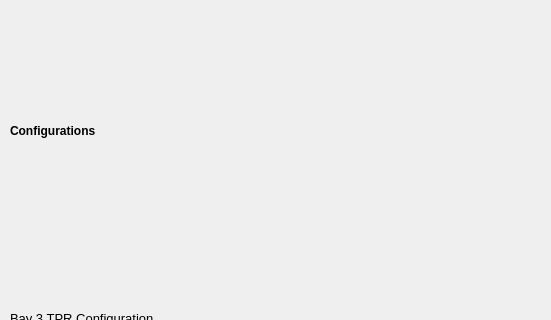
This is opcpa-tpr-config/opcpa-tpr-config.ui in pcdshub/opcpa-tpr-config as Qt 5 draws it before an edit; both pictures show x 0 to 551 and y 150 to 470 of the 905 by 841 pixel window. The edited form follows.
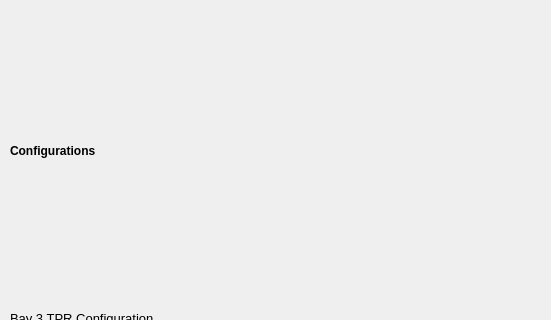
This is the edited form. Custom widgets are drawn as their Qt base class.

Commit message: Update config file format and supporting code to match.

The edit to the form file:
```diff
--- a/opcpa-tpr-config/opcpa-tpr-config.ui
+++ b/opcpa-tpr-config/opcpa-tpr-config.ui
@@ -512,7 +512,7 @@
    <property name="geometry">
     <rect>
      <x>10</x>
-     <y>320</y>
+     <y>360</y>
      <width>391</width>
      <height>21</height>
     </rect>
@@ -1054,7 +1054,7 @@
      <x>10</x>
      <y>240</y>
      <width>391</width>
-     <height>81</height>
+     <height>121</height>
     </rect>
    </property>
    <layout class="QGridLayout" name="laser1_config_layout">
```
The commit also changes 2 other files.
